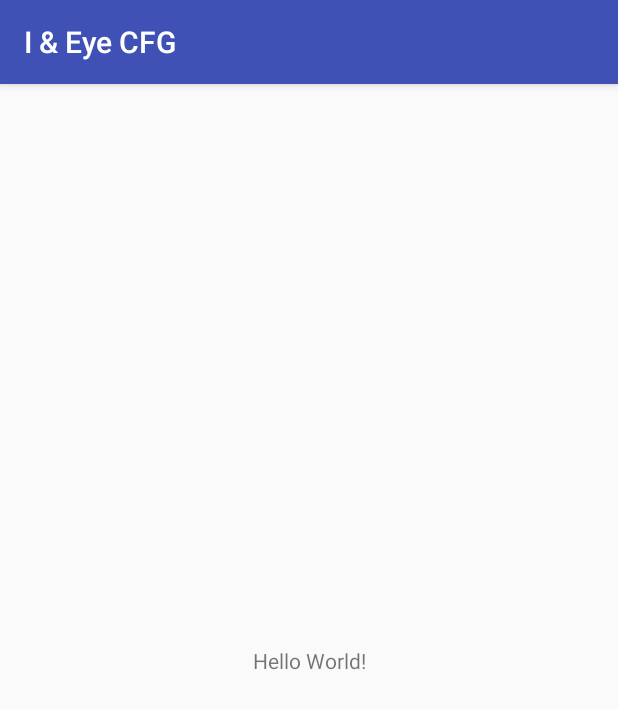
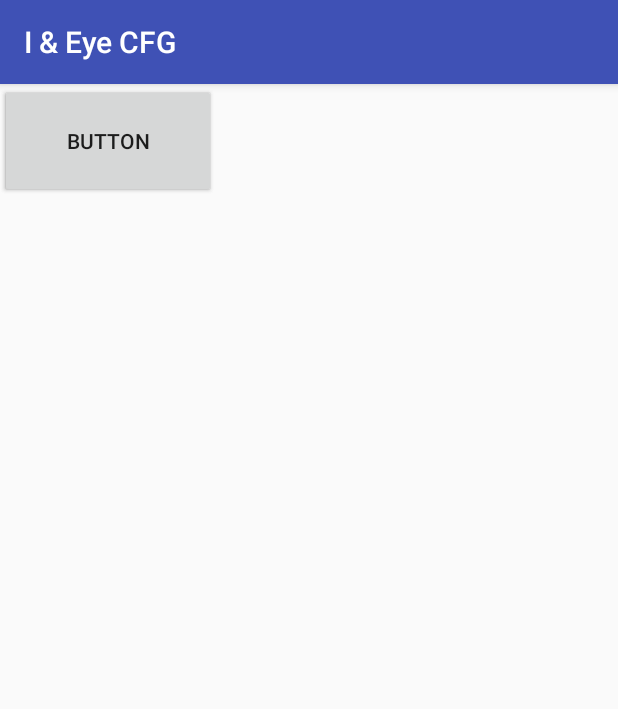
Before and after one commit to Hyderabad2017/team-17, an Android app: the screen it shows after launch (MainActivity), on a phone screen of 412 x 824 dp. Shown: the top 709 px of the screen. Run offline under Robolectric (Android 15) with nearby library versions, the phone set to English and light mode, and no system bars; our stand-ins replace Volley; 4 statements that could not run were skipped.

```diff
--- a/I&EyeCFG/app/src/main/res/layout/activity_main.xml
+++ b/I&EyeCFG/app/src/main/res/layout/activity_main.xml
@@ -6,13 +6,18 @@
     android:layout_height="match_parent"
     tools:context="ineye.cfg.com.ieyecfg.MainActivity">
 
-    <TextView
-        android:layout_width="wrap_content"
-        android:layout_height="wrap_content"
-        android:text="Hello World!"
-        app:layout_constraintBottom_toBottomOf="parent"
-        app:layout_constraintLeft_toLeftOf="parent"
-        app:layout_constraintRight_toRightOf="parent"
-        app:layout_constraintTop_toTopOf="parent" />
 
+    <Button
+        android:id="@+id/button3"
+        android:layout_width="144dp"
+        android:layout_height="76dp"
+        android:text="Button"
+        />
+
+    <Button
+        android:id="@+id/button4"
+        android:layout_width="144dp"
+        android:layout_height="76dp"
+        android:text="Button"
+        />
 </android.support.constraint.ConstraintLayout>
```
Also changed, not shown: I&EyeCFG/app/src/main/java/ineye/cfg/com/ieyecfg/MainActivity.java (+83 -0 lines), I&EyeCFG/app/src/main/java/ineye/cfg/com/ieyecfg/PrefManager.java (added, +74 -0 lines).
